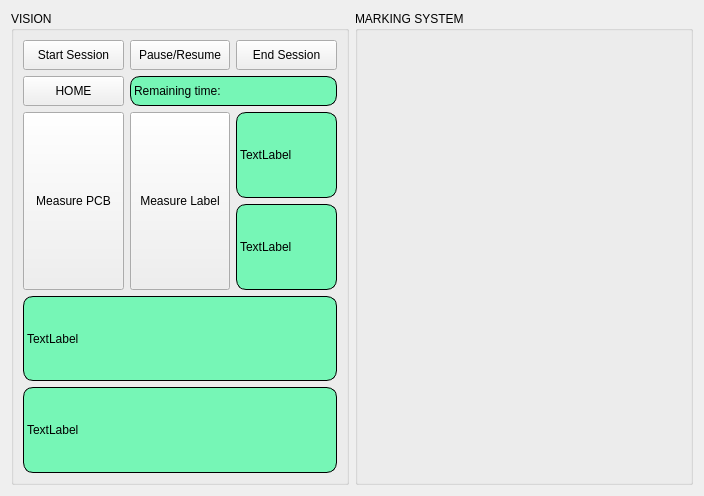
Qt form mediscara/mediscara/scripts/widgets/layout/collab_control.ui (ppuska/mediscara) before a commit.
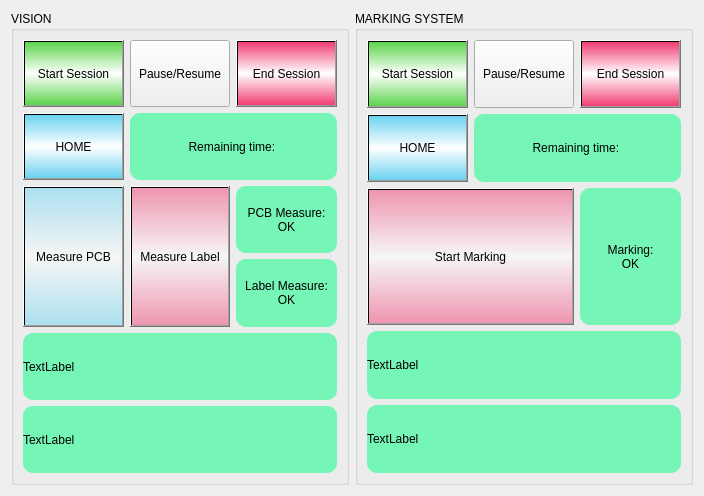
The same form after that commit.

What changed in the file:
```diff
--- a/mediscara/mediscara/scripts/widgets/layout/collab_control.ui
+++ b/mediscara/mediscara/scripts/widgets/layout/collab_control.ui
@@ -15,7 +15,6 @@
   </property>
   <property name="styleSheet">
    <string notr="true">QLabel {
-	border: 1px solid black;
 	border-radius: 10px;
 	background-color: rgba(0, 255, 127, 128);
 }
@@ -28,25 +27,49 @@
      <property name="title">
       <string>VISION</string>
      </property>
-     <layout class="QGridLayout" name="gridLayout" rowstretch="1,1,1,1,1,1">
+     <layout class="QGridLayout" name="gridLayout" rowstretch="0,0,0,0,0,0">
       <property name="sizeConstraint">
        <enum>QLayout::SetMaximumSize</enum>
       </property>
       <item row="1" column="1" colspan="2">
-       <widget class="QLabel" name="label_maintenance">
+       <widget class="QLabel" name="label_remaining_time">
+        <property name="sizePolicy">
+         <sizepolicy hsizetype="Preferred" vsizetype="Preferred">
+          <horstretch>0</horstretch>
+          <verstretch>0</verstretch>
+         </sizepolicy>
+        </property>
         <property name="text">
          <string>Remaining time: </string>
         </property>
+        <property name="alignment">
+         <set>Qt::AlignCenter</set>
+        </property>
        </widget>
       </item>
       <item row="1" column="0">
        <widget class="QPushButton" name="button_home">
+        <property name="sizePolicy">
+         <sizepolicy hsizetype="Minimum" vsizetype="Preferred">
+          <horstretch>0</horstretch>
+          <verstretch>0</verstretch>
+         </sizepolicy>
+        </property>
         <property name="minimumSize">
          <size>
           <width>0</width>
-          <height>30</height>
+          <height>60</height>
          </size>
         </property>
+        <property name="styleSheet">
+         <string notr="true">QPushButton:!pressed {
+	background-color: qlineargradient(spread:reflect, x1:0.5, y1:0, x2:0.5, y2:0.5, stop:0 rgba(108, 210, 240, 255), stop:1 rgba(255, 255, 255, 255));
+}
+
+QPushButton:pressed {
+	background-color: qlineargradient(spread:reflect, x1:0.5, y1:0, x2:0.5, y2:0.5, stop:0 rgba(57, 138, 163, 255), stop:1 rgba(255, 255, 255, 255));
+}</string>
+        </property>
         <property name="text">
          <string>HOME</string>
         </property>
@@ -54,22 +77,76 @@
       </item>
       <item row="2" column="2">
        <widget class="QLabel" name="label_pcb_ok">
+        <property name="sizePolicy">
+         <sizepolicy hsizetype="Preferred" vsizetype="Preferred">
+          <horstretch>0</horstretch>
+          <verstretch>0</verstretch>
+         </sizepolicy>
+        </property>
         <property name="text">
-         <string>TextLabel</string>
+         <string>PCB Measure:
+OK</string>
+        </property>
+        <property name="alignment">
+         <set>Qt::AlignCenter</set>
         </property>
        </widget>
       </item>
       <item row="4" column="0" colspan="3">
        <widget class="QLabel" name="label_message">
+        <property name="sizePolicy">
+         <sizepolicy hsizetype="Preferred" vsizetype="Preferred">
+          <horstretch>0</horstretch>
+          <verstretch>0</verstretch>
+         </sizepolicy>
+        </property>
         <property name="text">
          <string>TextLabel</string>
         </property>
        </widget>
       </item>
+      <item row="0" column="0">
+       <widget class="QPushButton" name="button_start_session">
+        <property name="sizePolicy">
+         <sizepolicy hsizetype="Minimum" vsizetype="Preferred">
+          <horstretch>0</horstretch>
+          <verstretch>0</verstretch>
+         </sizepolicy>
+        </property>
+        <property name="minimumSize">
+         <size>
+          <width>0</width>
+          <height>60</height>
+         </size>
+        </property>
+        <property name="styleSheet">
+         <string notr="true">QPushButton:!pressed {
+	background-color: qlineargradient(spread:reflect, x1:0.5, y1:0, x2:0.5, y2:0.5, stop:0 rgba(92, 212, 76, 255), stop:1 rgba(255, 255, 255, 255));
+}
+
+QPushButton:pressed {
+	background-color: qlineargradient(spread:reflect, x1:0.5, y1:0, x2:0.5, y2:0.5, stop:0 rgba(88, 198, 71, 255), stop:1 rgba(255, 255, 255, 255));
+}</string>
+        </property>
+        <property name="text">
+         <string>Start Session</string>
+        </property>
+       </widget>
+      </item>
       <item row="3" column="2">
        <widget class="QLabel" name="label_label_ok">
+        <property name="sizePolicy">
+         <sizepolicy hsizetype="Preferred" vsizetype="Preferred">
+          <horstretch>0</horstretch>
+          <verstretch>0</verstretch>
+         </sizepolicy>
+        </property>
         <property name="text">
-         <string>TextLabel</string>
+         <string>Label Measure:
+OK</string>
+        </property>
+        <property name="alignment">
+         <set>Qt::AlignCenter</set>
         </property>
        </widget>
       </item>
@@ -87,6 +164,16 @@
           <height>30</height>
          </size>
         </property>
+        <property name="styleSheet">
+         <string notr="true">QPushButton:!pressed {
+	background-color: qlineargradient(spread:reflect, x1:0.5, y1:0, x2:0.5, y2:0.5, stop:0 rgba(240, 62, 114, 128), stop:1 rgba(255, 255, 255, 128));
+}
+
+QPushButton:pressed {
+	background-color: qlineargradient(spread:reflect, x1:0.5, y1:0, x2:0.5, y2:0.5, stop:0 rgba(216, 56, 104, 128), stop:1 rgba(255, 255, 255, 128));
+}
+</string>
+        </property>
         <property name="text">
          <string>Measure Label</string>
         </property>
@@ -94,36 +181,45 @@
       </item>
       <item row="0" column="2">
        <widget class="QPushButton" name="button_end_session">
+        <property name="sizePolicy">
+         <sizepolicy hsizetype="Minimum" vsizetype="Preferred">
+          <horstretch>0</horstretch>
+          <verstretch>0</verstretch>
+         </sizepolicy>
+        </property>
         <property name="minimumSize">
          <size>
           <width>0</width>
-          <height>30</height>
+          <height>60</height>
          </size>
         </property>
+        <property name="styleSheet">
+         <string notr="true">QPushButton:!pressed {
+	background-color: qlineargradient(spread:reflect, x1:0.5, y1:0, x2:0.5, y2:0.5, stop:0 rgba(240, 62, 114, 255), stop:1 rgba(255, 255, 255, 255));
+}
+
+QPushButton:pressed {
+	background-color: qlineargradient(spread:reflect, x1:0.5, y1:0, x2:0.5, y2:0.5, stop:0 rgba(216, 56, 104, 255), stop:1 rgba(255, 255, 255, 255));
+}
+</string>
+        </property>
         <property name="text">
          <string>End Session</string>
         </property>
        </widget>
       </item>
-      <item row="0" column="0">
-       <widget class="QPushButton" name="button_start_session">
-        <property name="minimumSize">
-         <size>
-          <width>0</width>
-          <height>30</height>
-         </size>
-        </property>
-        <property name="text">
-         <string>Start Session</string>
-        </property>
-       </widget>
-      </item>
       <item row="0" column="1">
        <widget class="QPushButton" name="button_pause">
+        <property name="sizePolicy">
+         <sizepolicy hsizetype="Minimum" vsizetype="Preferred">
+          <horstretch>0</horstretch>
+          <verstretch>0</verstretch>
+         </sizepolicy>
+        </property>
         <property name="minimumSize">
          <size>
           <width>0</width>
-          <height>30</height>
+          <height>60</height>
          </size>
         </property>
         <property name="text">
@@ -145,13 +241,28 @@
           <height>30</height>
          </size>
         </property>
+        <property name="styleSheet">
+         <string notr="true">QPushButton:!pressed {
+	background-color: qlineargradient(spread:reflect, x1:0.5, y1:0, x2:0.5, y2:0.5, stop:0 rgba(108, 210, 240, 128), stop:1 rgba(255, 255, 255, 128));
+}
+
+QPushButton:pressed {
+	background-color: qlineargradient(spread:reflect, x1:0.5, y1:0, x2:0.5, y2:0.5, stop:0 rgba(57, 138, 163, 128), stop:1 rgba(255, 255, 255, 128));
+}</string>
+        </property>
         <property name="text">
          <string>Measure PCB</string>
         </property>
        </widget>
       </item>
       <item row="5" column="0" colspan="3">
-       <widget class="QLabel" name="label_5">
+       <widget class="QLabel" name="label_maintenance">
+        <property name="sizePolicy">
+         <sizepolicy hsizetype="Preferred" vsizetype="Preferred">
+          <horstretch>0</horstretch>
+          <verstretch>0</verstretch>
+         </sizepolicy>
+        </property>
         <property name="text">
          <string>TextLabel</string>
         </property>
@@ -165,6 +276,200 @@
      <property name="title">
       <string>MARKING SYSTEM</string>
      </property>
+     <layout class="QGridLayout" name="gridLayout_2">
+      <item row="0" column="0">
+       <widget class="QPushButton" name="button_start_session_rob">
+        <property name="sizePolicy">
+         <sizepolicy hsizetype="Minimum" vsizetype="Preferred">
+          <horstretch>0</horstretch>
+          <verstretch>0</verstretch>
+         </sizepolicy>
+        </property>
+        <property name="minimumSize">
+         <size>
+          <width>0</width>
+          <height>60</height>
+         </size>
+        </property>
+        <property name="styleSheet">
+         <string notr="true">QPushButton:!pressed {
+	background-color: qlineargradient(spread:reflect, x1:0.5, y1:0, x2:0.5, y2:0.5, stop:0 rgba(92, 212, 76, 255), stop:1 rgba(255, 255, 255, 255));
+}
+
+QPushButton:pressed {
+	background-color: qlineargradient(spread:reflect, x1:0.5, y1:0, x2:0.5, y2:0.5, stop:0 rgba(88, 198, 71, 255), stop:1 rgba(255, 255, 255, 255));
+}</string>
+        </property>
+        <property name="text">
+         <string>Start Session</string>
+        </property>
+       </widget>
+      </item>
+      <item row="3" column="0">
+       <widget class="QPushButton" name="button_home_rob">
+        <property name="sizePolicy">
+         <sizepolicy hsizetype="Minimum" vsizetype="Preferred">
+          <horstretch>0</horstretch>
+          <verstretch>0</verstretch>
+         </sizepolicy>
+        </property>
+        <property name="minimumSize">
+         <size>
+          <width>0</width>
+          <height>60</height>
+         </size>
+        </property>
+        <property name="styleSheet">
+         <string notr="true">QPushButton:!pressed {
+	background-color: qlineargradient(spread:reflect, x1:0.5, y1:0, x2:0.5, y2:0.5, stop:0 rgba(108, 210, 240, 255), stop:1 rgba(255, 255, 255, 255));
+}
+
+QPushButton:pressed {
+	background-color: qlineargradient(spread:reflect, x1:0.5, y1:0, x2:0.5, y2:0.5, stop:0 rgba(57, 138, 163, 255), stop:1 rgba(255, 255, 255, 255));
+}</string>
+        </property>
+        <property name="text">
+         <string>HOME</string>
+        </property>
+       </widget>
+      </item>
+      <item row="0" column="1">
+       <widget class="QPushButton" name="button_pause_rob">
+        <property name="sizePolicy">
+         <sizepolicy hsizetype="Minimum" vsizetype="Preferred">
+          <horstretch>0</horstretch>
+          <verstretch>0</verstretch>
+         </sizepolicy>
+        </property>
+        <property name="minimumSize">
+         <size>
+          <width>0</width>
+          <height>60</height>
+         </size>
+        </property>
+        <property name="text">
+         <string>Pause/Resume</string>
+        </property>
+       </widget>
+      </item>
+      <item row="0" column="2">
+       <widget class="QPushButton" name="button_end_session_rob">
+        <property name="sizePolicy">
+         <sizepolicy hsizetype="Minimum" vsizetype="Preferred">
+          <horstretch>0</horstretch>
+          <verstretch>0</verstretch>
+         </sizepolicy>
+        </property>
+        <property name="minimumSize">
+         <size>
+          <width>0</width>
+          <height>60</height>
+         </size>
+        </property>
+        <property name="styleSheet">
+         <string notr="true">QPushButton:!pressed {
+	background-color: qlineargradient(spread:reflect, x1:0.5, y1:0, x2:0.5, y2:0.5, stop:0 rgba(240, 62, 114, 255), stop:1 rgba(255, 255, 255, 255));
+}
+
+QPushButton:pressed {
+	background-color: qlineargradient(spread:reflect, x1:0.5, y1:0, x2:0.5, y2:0.5, stop:0 rgba(216, 56, 104, 255), stop:1 rgba(255, 255, 255, 255));
+}
+</string>
+        </property>
+        <property name="text">
+         <string>End Session</string>
+        </property>
+       </widget>
+      </item>
+      <item row="3" column="1" colspan="2">
+       <widget class="QLabel" name="label_maintenance_2">
+        <property name="sizePolicy">
+         <sizepolicy hsizetype="Preferred" vsizetype="Preferred">
+          <horstretch>0</horstretch>
+          <verstretch>0</verstretch>
+         </sizepolicy>
+        </property>
+        <property name="text">
+         <string>Remaining time: </string>
+        </property>
+        <property name="alignment">
+         <set>Qt::AlignCenter</set>
+        </property>
+       </widget>
+      </item>
+      <item row="7" column="0" colspan="3">
+       <widget class="QLabel" name="label_message_rob">
+        <property name="sizePolicy">
+         <sizepolicy hsizetype="Preferred" vsizetype="Preferred">
+          <horstretch>0</horstretch>
+          <verstretch>0</verstretch>
+         </sizepolicy>
+        </property>
+        <property name="text">
+         <string>TextLabel</string>
+        </property>
+       </widget>
+      </item>
+      <item row="8" column="0" colspan="3">
+       <widget class="QLabel" name="label_maintenance_rob">
+        <property name="sizePolicy">
+         <sizepolicy hsizetype="Preferred" vsizetype="Preferred">
+          <horstretch>0</horstretch>
+          <verstretch>0</verstretch>
+         </sizepolicy>
+        </property>
+        <property name="text">
+         <string>TextLabel</string>
+        </property>
+       </widget>
+      </item>
+      <item row="4" column="0" rowspan="2" colspan="2">
+       <widget class="QPushButton" name="button_start_marking">
+        <property name="sizePolicy">
+         <sizepolicy hsizetype="Minimum" vsizetype="Preferred">
+          <horstretch>0</horstretch>
+          <verstretch>0</verstretch>
+         </sizepolicy>
+        </property>
+        <property name="minimumSize">
+         <size>
+          <width>0</width>
+          <height>30</height>
+         </size>
+        </property>
+        <property name="styleSheet">
+         <string notr="true">QPushButton:!pressed {
+	background-color: qlineargradient(spread:reflect, x1:0.5, y1:0, x2:0.5, y2:0.5, stop:0 rgba(240, 62, 114, 128), stop:1 rgba(255, 255, 255, 128));
+}
+
+QPushButton:pressed {
+	background-color: qlineargradient(spread:reflect, x1:0.5, y1:0, x2:0.5, y2:0.5, stop:0 rgba(216, 56, 104, 128), stop:1 rgba(255, 255, 255, 128));
+}
+</string>
+        </property>
+        <property name="text">
+         <string>Start Marking</string>
+        </property>
+       </widget>
+      </item>
+      <item row="4" column="2" rowspan="2">
+       <widget class="QLabel" name="label_marking_ok">
+        <property name="sizePolicy">
+         <sizepolicy hsizetype="Preferred" vsizetype="Preferred">
+          <horstretch>0</horstretch>
+          <verstretch>0</verstretch>
+         </sizepolicy>
+        </property>
+        <property name="text">
+         <string>Marking:
+OK</string>
+        </property>
+        <property name="alignment">
+         <set>Qt::AlignCenter</set>
+        </property>
+       </widget>
+      </item>
+     </layout>
     </widget>
    </item>
   </layout>
```
